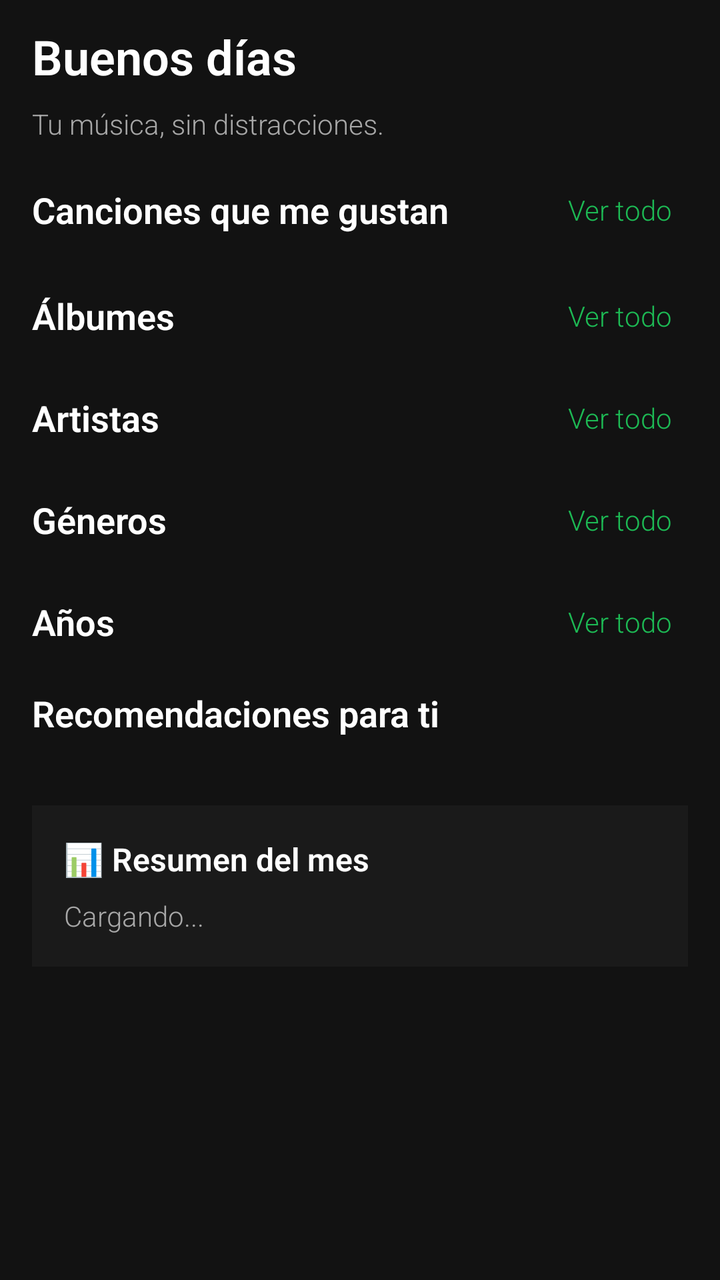
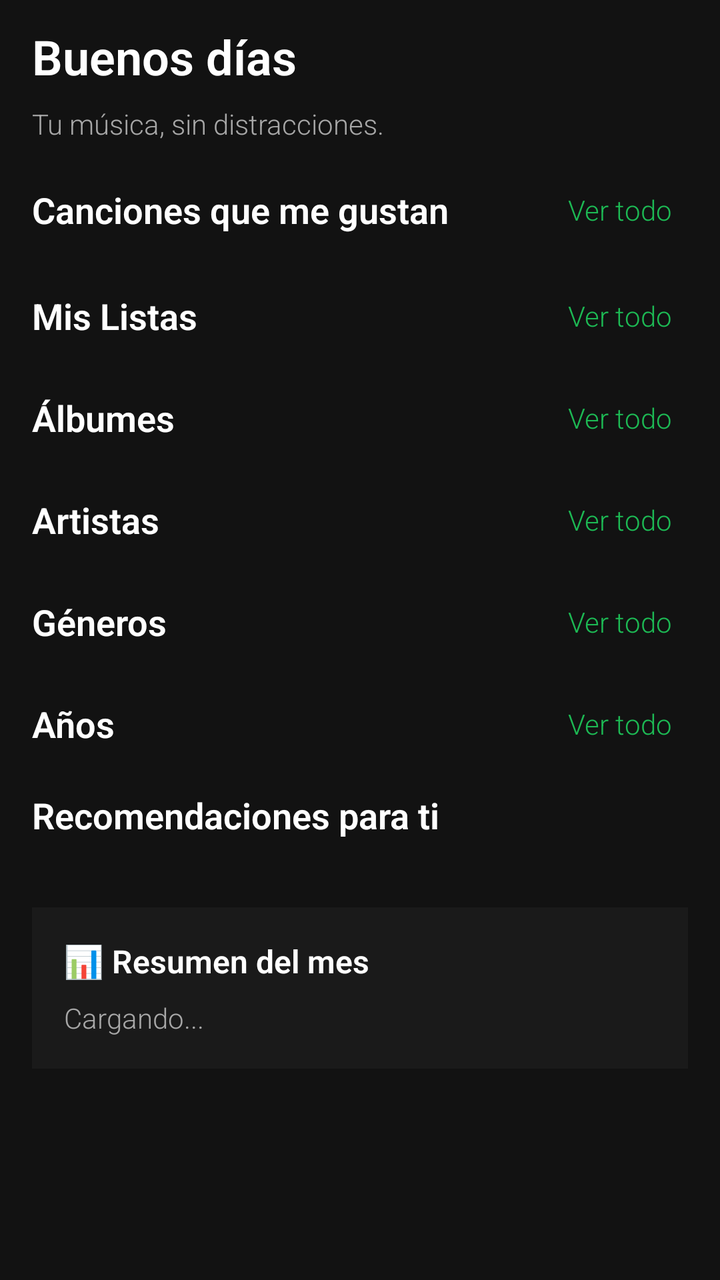

Before-and-after screenshots of an Android layout around one commit, followed by the original layout XML and the change that was made.
<!-- AndroidManifest.xml: application theme Theme.Localfly -->
<!-- res/layout/fragment_home.xml -->
<?xml version="1.0" encoding="utf-8"?>
<ScrollView xmlns:android="http://schemas.android.com/apk/res/android"
    xmlns:app="http://schemas.android.com/apk/res-auto"
    android:layout_width="match_parent"
    android:layout_height="match_parent"
    android:background="#121212"
    android:fillViewport="true"
    android:scrollbars="vertical">

    <LinearLayout
        android:layout_width="match_parent"
        android:layout_height="wrap_content"
        android:orientation="vertical"
        android:paddingStart="16dp"
        android:paddingEnd="16dp"
        android:paddingTop="12dp"
        android:paddingBottom="100dp">

        
        <TextView
            android:id="@+id/tvGreeting"
            android:layout_width="match_parent"
            android:layout_height="wrap_content"
            android:text="Buenos días"
            android:textColor="#FFFFFF"
            android:textSize="24sp"
            android:textStyle="bold"
            android:layout_marginBottom="8dp" />

        <TextView
            android:layout_width="match_parent"
            android:layout_height="wrap_content"
            android:text="Tu música, sin distracciones."
            android:textColor="#A7A7A7"
            android:textSize="14sp"
            android:layout_marginBottom="16dp" />

        
        <LinearLayout
            android:layout_width="match_parent"
            android:layout_height="wrap_content"
            android:orientation="vertical"
            android:layout_marginBottom="18dp">

            <LinearLayout
                android:layout_width="match_parent"
                android:layout_height="wrap_content"
                android:orientation="horizontal"
                android:gravity="center_vertical">
                <TextView
                    android:layout_width="0dp"
                    android:layout_height="wrap_content"
                    android:layout_weight="1"
                    android:text="Canciones que me gustan"
                    android:textColor="#FFFFFF"
                    android:textSize="18sp"
                    android:textStyle="bold" />
                <TextView
                    android:id="@+id/tvSeeAllLiked"
                    android:layout_width="wrap_content"
                    android:layout_height="wrap_content"
                    android:text="Ver todo"
                    android:textColor="#1DB954"
                    android:textSize="14sp"
                    android:padding="8dp" />
            </LinearLayout>

            <androidx.recyclerview.widget.RecyclerView
                android:id="@+id/rvLikedSongs"
                android:layout_width="match_parent"
                android:layout_height="wrap_content"
                android:nestedScrollingEnabled="false" />
        </LinearLayout>

        
        <LinearLayout
            android:layout_width="match_parent"
            android:layout_height="wrap_content"
            android:orientation="vertical"
            android:layout_marginBottom="16dp">

            <LinearLayout
                android:layout_width="match_parent"
                android:layout_height="wrap_content"
                android:orientation="horizontal"
                android:gravity="center_vertical">
                <TextView
                    android:layout_width="0dp"
                    android:layout_height="wrap_content"
                    android:layout_weight="1"
                    android:text="Álbumes"
                    android:textColor="#FFFFFF"
                    android:textSize="18sp"
                    android:textStyle="bold" />
                <TextView
                    android:id="@+id/tvSeeAllAlbums"
                    android:layout_width="wrap_content"
                    android:layout_height="wrap_content"
                    android:text="Ver todo"
                    android:textColor="#1DB954"
                    android:textSize="14sp"
                    android:padding="8dp" />
            </LinearLayout>

            <androidx.recyclerview.widget.RecyclerView
                android:id="@+id/rvAlbums"
                android:layout_width="match_parent"
                android:layout_height="wrap_content"
                android:orientation="horizontal"
                android:nestedScrollingEnabled="false"
                app:layoutManager="androidx.recyclerview.widget.LinearLayoutManager" />
        </LinearLayout>

        
        <LinearLayout
            android:layout_width="match_parent"
            android:layout_height="wrap_content"
            android:orientation="vertical"
            android:layout_marginBottom="16dp">

            <LinearLayout
                android:layout_width="match_parent"
                android:layout_height="wrap_content"
                android:orientation="horizontal"
                android:gravity="center_vertical">
                <TextView
                    android:layout_width="0dp"
                    android:layout_height="wrap_content"
                    android:layout_weight="1"
                    android:text="Artistas"
                    android:textColor="#FFFFFF"
                    android:textSize="18sp"
                    android:textStyle="bold" />
                <TextView
                    android:id="@+id/tvSeeAllArtists"
                    android:layout_width="wrap_content"
                    android:layout_height="wrap_content"
                    android:text="Ver todo"
                    android:textColor="#1DB954"
                    android:textSize="14sp"
                    android:padding="8dp" />
            </LinearLayout>

            <androidx.recyclerview.widget.RecyclerView
                android:id="@+id/rvArtists"
                android:layout_width="match_parent"
                android:layout_height="wrap_content"
                android:orientation="horizontal"
                android:nestedScrollingEnabled="false"
                app:layoutManager="androidx.recyclerview.widget.LinearLayoutManager" />
        </LinearLayout>

        
        <LinearLayout
            android:layout_width="match_parent"
            android:layout_height="wrap_content"
            android:orientation="vertical"
            android:layout_marginBottom="16dp">

            <LinearLayout
                android:layout_width="match_parent"
                android:layout_height="wrap_content"
                android:orientation="horizontal"
                android:gravity="center_vertical">
                <TextView
                    android:layout_width="0dp"
                    android:layout_height="wrap_content"
                    android:layout_weight="1"
                    android:text="Géneros"
                    android:textColor="#FFFFFF"
                    android:textSize="18sp"
                    android:textStyle="bold" />
                <TextView
                    android:id="@+id/tvSeeAllGenres"
                    android:layout_width="wrap_content"
                    android:layout_height="wrap_content"
                    android:text="Ver todo"
                    android:textColor="#1DB954"
                    android:textSize="14sp"
                    android:padding="8dp" />
            </LinearLayout>

            <androidx.recyclerview.widget.RecyclerView
                android:id="@+id/rvGenres"
                android:layout_width="match_parent"
                android:layout_height="wrap_content"
                android:orientation="horizontal"
                android:nestedScrollingEnabled="false"
                app:layoutManager="androidx.recyclerview.widget.LinearLayoutManager" />
        </LinearLayout>

        
        <LinearLayout
            android:layout_width="match_parent"
            android:layout_height="wrap_content"
            android:orientation="vertical"
            android:layout_marginBottom="16dp">

            <LinearLayout
                android:layout_width="match_parent"
                android:layout_height="wrap_content"
                android:orientation="horizontal"
                android:gravity="center_vertical">
                <TextView
                    android:layout_width="0dp"
                    android:layout_height="wrap_content"
                    android:layout_weight="1"
                    android:text="Años"
                    android:textColor="#FFFFFF"
                    android:textSize="18sp"
                    android:textStyle="bold" />
                <TextView
                    android:id="@+id/tvSeeAllYears"
                    android:layout_width="wrap_content"
                    android:layout_height="wrap_content"
                    android:text="Ver todo"
                    android:textColor="#1DB954"
                    android:textSize="14sp"
                    android:padding="8dp" />
            </LinearLayout>

            <androidx.recyclerview.widget.RecyclerView
                android:id="@+id/rvYears"
                android:layout_width="match_parent"
                android:layout_height="wrap_content"
                android:orientation="horizontal"
                android:nestedScrollingEnabled="false"
                app:layoutManager="androidx.recyclerview.widget.LinearLayoutManager" />
        </LinearLayout>

        
        <LinearLayout
            android:layout_width="match_parent"
            android:layout_height="wrap_content"
            android:orientation="vertical"
            android:layout_marginBottom="18dp">

            <TextView
                android:layout_width="match_parent"
                android:layout_height="wrap_content"
                android:text="Recomendaciones para ti"
                android:textColor="#FFFFFF"
                android:textSize="18sp"
                android:textStyle="bold"
                android:layout_marginBottom="8dp" />

            <androidx.recyclerview.widget.RecyclerView
                android:id="@+id/rvRecommendations"
                android:layout_width="match_parent"
                android:layout_height="wrap_content"
                android:nestedScrollingEnabled="false" />
        </LinearLayout>

        
        <LinearLayout
            android:layout_width="match_parent"
            android:layout_height="wrap_content"
            android:orientation="vertical"
            android:background="#1A1A1A"
            android:padding="16dp"
            android:layout_marginTop="8dp">

            <TextView
                android:layout_width="match_parent"
                android:layout_height="wrap_content"
                android:text="📊 Resumen del mes"
                android:textColor="#FFFFFF"
                android:textSize="16sp"
                android:textStyle="bold"
                android:layout_marginBottom="8dp" />

            <TextView
                android:id="@+id/tvMonthlySummary"
                android:layout_width="match_parent"
                android:layout_height="wrap_content"
                android:text="Cargando..."
                android:textColor="#A7A7A7"
                android:textSize="14sp" />
        </LinearLayout>

    </LinearLayout>
</ScrollView>
<!-- resources referenced by this layout -->
<resources>
  <style name="Theme.Localfly" parent="Base.Theme.Localfly" />
  <style name="Base.Theme.Localfly" parent="Theme.Material3.DayNight.NoActionBar">
          
          <item name="android:fontFamily">sans-serif-light</item>
          <item name="fontFamily">sans-serif-light</item>
      </style>
</resources>

<!-- the commit's change to res/layout/fragment_home.xml (unified diff, before → after) -->
@@ -88,6 +88,45 @@
                     android:layout_width="0dp"
                     android:layout_height="wrap_content"
                     android:layout_weight="1"
+                    android:text="Mis Listas"
+                    android:textColor="#FFFFFF"
+                    android:textSize="18sp"
+                    android:textStyle="bold" />
+                <TextView
+                    android:id="@+id/tvSeeAllPlaylists"
+                    android:layout_width="wrap_content"
+                    android:layout_height="wrap_content"
+                    android:text="Ver todo"
+                    android:textColor="#1DB954"
+                    android:textSize="14sp"
+                    android:padding="8dp" />
+            </LinearLayout>
+
+            <androidx.recyclerview.widget.RecyclerView
+                android:id="@+id/rvPlaylists"
+                android:layout_width="match_parent"
+                android:layout_height="wrap_content"
+                android:orientation="horizontal"
+                android:nestedScrollingEnabled="false"
+                app:layoutManager="androidx.recyclerview.widget.LinearLayoutManager" />
+        </LinearLayout>
+
+        
+        <LinearLayout
+            android:layout_width="match_parent"
+            android:layout_height="wrap_content"
+            android:orientation="vertical"
+            android:layout_marginBottom="16dp">
+
+            <LinearLayout
+                android:layout_width="match_parent"
+                android:layout_height="wrap_content"
+                android:orientation="horizontal"
+                android:gravity="center_vertical">
+                <TextView
+                    android:layout_width="0dp"
+                    android:layout_height="wrap_content"
+                    android:layout_weight="1"
                     android:text="Álbumes"
                     android:textColor="#FFFFFF"
                     android:textSize="18sp"
